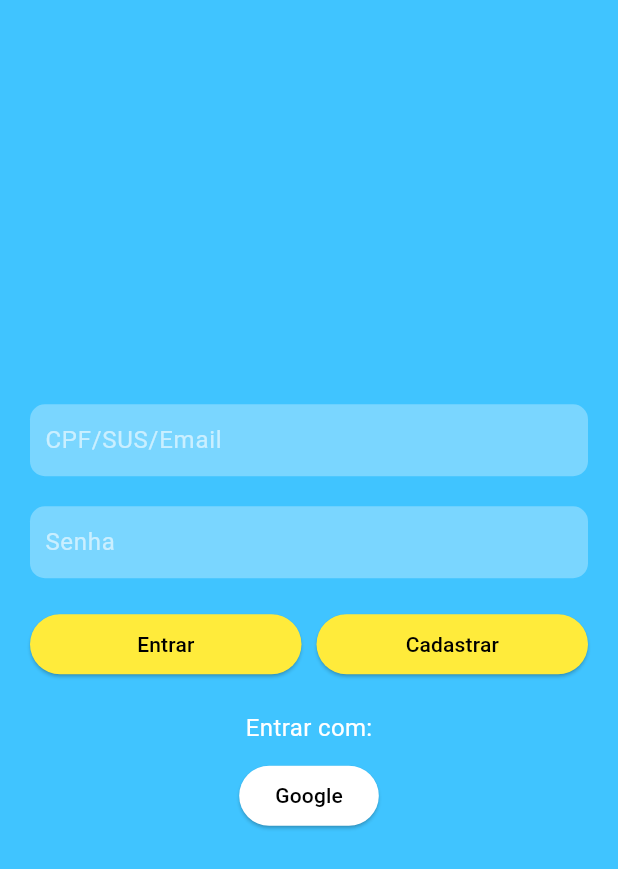
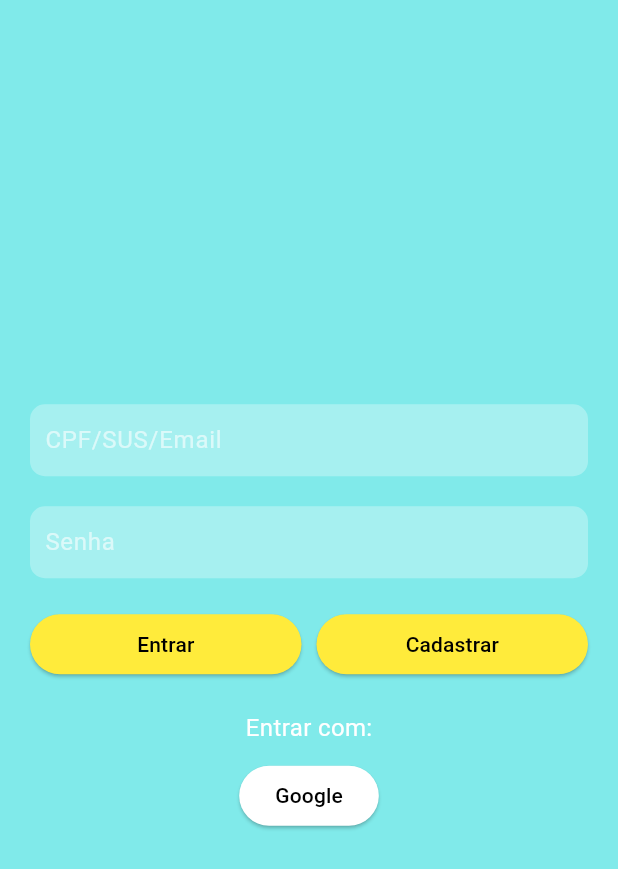
Before and after one commit to Canddrew/AIME, a Flutter app: the screen it shows after launch, after a tap on "Login/Cadastro", on a phone screen of 412 x 824 dp. Shown: the top 869 px of the screen. Run offline on Flutter 3.47's test engine with Material 3 defaults, Android fonts, the phone set to English and light mode, and no system bars; our stand-ins replace sqflite; accounts and stored records are empty; network calls fail.

Commit message:
start commit

```diff
--- a/lib/Telas/anonimo.dart
+++ b/lib/Telas/anonimo.dart
@@ -10,7 +10,7 @@ class Anonimo1 extends StatelessWidget {
   @override
   Widget build(BuildContext context) {
     return Scaffold(
-      backgroundColor: Colors.lightBlueAccent,
+      backgroundColor: Color(0xFF80EAEA),
       body: SafeArea(
         child: Padding(
           padding: EdgeInsets.all(20),
--- a/lib/Telas/home.dart
+++ b/lib/Telas/home.dart
@@ -6,7 +6,7 @@ class Home extends StatelessWidget {
   @override
   Widget build(BuildContext context) {
     return Scaffold(
-      backgroundColor: Colors.lightBlueAccent,
+      backgroundColor: Color(0xFF80EAEA),
       body: Center(
         child: Column(
           mainAxisAlignment: MainAxisAlignment.center,
--- a/lib/Telas/login.dart
+++ b/lib/Telas/login.dart
@@ -13,7 +13,7 @@ class Login1 extends StatelessWidget {
     TextEditingController passwordController = TextEditingController();
 
     return Scaffold(
-      backgroundColor: Colors.lightBlueAccent,
+      backgroundColor: Color(0xFF80EAEA),
       body: SafeArea(
         child: Padding(
           padding: EdgeInsets.symmetric(horizontal: 20),
```
Also changed, not shown: lib/Telas/chat.dart (+14 -2 lines), pubspec.yaml (+1 -36 lines), pubspec.lock, 1 other file.
